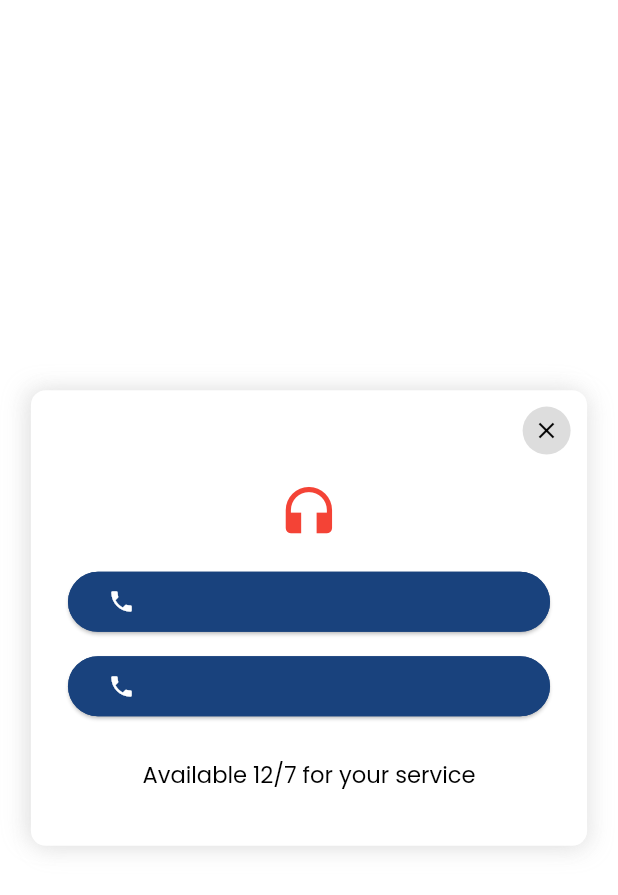
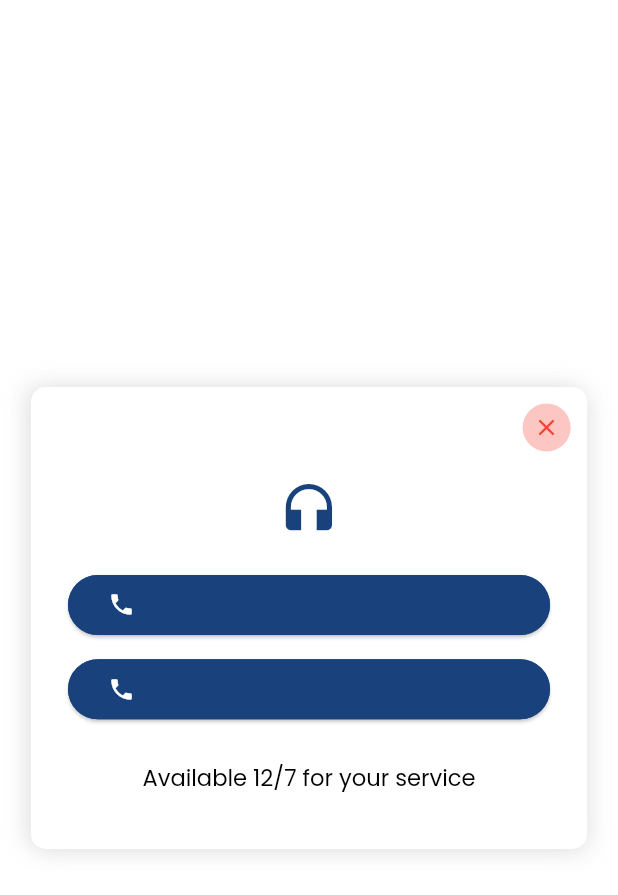
Before and after one commit to NaqashShabbir/legal-links, a Flutter app: the CallConfirmationDialog screen opened directly with empty values, on a phone screen of 412 x 824 dp. Shown: the top 895 px of the screen. Run offline on Flutter 3.47's test engine with Material 3 defaults, Android fonts, the phone set to English and light mode, and no system bars; our stand-ins replace bot_toast, cached_network_image, cloud_firestore, firebase_auth, firebase_core, firebase_storage and 14 more; missing offline and left inert: flutter_google_places_sdk, google_maps_flutter_platform_interface; accounts and stored records are empty.

```diff
--- a/lib/src/auth/view/lawyer_singup/signup_screen_two.dart
+++ b/lib/src/auth/view/lawyer_singup/signup_screen_two.dart
@@ -404,7 +404,7 @@ class _SignupScreenTwoOfLawyerState extends State<SignupScreenTwoOfLawyer> {
         status: vm.tempLawyerModel.status,
         yearOfExperience: vm.tempLawyerModel.yearOfExperience,
         gender: vm.tempLawyerModel.gender,
-        profileImages: vm.tempLawyerModel.profileImages ?? [],
+        // profileImages: vm.tempLawyerModel.profileImages ?? [],upload on 3
         // current page data
         specialist: [laywersSpe?.specialist ?? ""],
         qualifications: List.from(qualificationList),
--- a/lib/src/base/view/base_view.dart
+++ b/lib/src/base/view/base_view.dart
@@ -1,3 +1,5 @@
+// ignore_for_file: deprecated_member_use
+
 import 'package:flutter/material.dart';
 import 'package:get/get.dart';
 import 'package:legal_links_app/constants/global_functions.dart';
--- a/lib/utils/common-widgets/call_confirmation.dart
+++ b/lib/utils/common-widgets/call_confirmation.dart
@@ -8,8 +8,7 @@ import '../../../../../../../resources/resources.dart';
 
 class CallConfirmationDialog extends StatefulWidget {
   final String PhoneNumberOne, PhoneNumberTwo;
-  CallConfirmationDialog(
-      {super.key, required this.PhoneNumberOne, required this.PhoneNumberTwo});
+  CallConfirmationDialog({super.key, required this.PhoneNumberOne, required this.PhoneNumberTwo});
 
   @override
   State<CallConfirmationDialog> createState() => _CallConfirmationDialogState();
@@ -53,13 +52,13 @@ class _CallConfirmationDialogState extends State<CallConfirmationDialog> {
                   child: Container(
                     padding: const EdgeInsets.all(7),
                     decoration: BoxDecoration(
-                      color: R.colors.grey,
+                      color: R.colors.red.withOpacity(.3),
                       shape: BoxShape.circle,
                     ),
                     child: Icon(
                       Icons.clear,
                       size: 18,
-                      color: R.colors.black,
+                      color: R.colors.red,
                     ),
                   ),
                 ),
@@ -68,13 +67,14 @@ class _CallConfirmationDialogState extends State<CallConfirmationDialog> {
               Icon(
                 Icons.headphones,
                 size: 30.sp,
-                color: Colors.red,
+                color: R.colors.primary,
               ),
-              h2,
-              GestureDetector(
-                onTap: () async {
-                  debugPrint('click');
-
+              h2P5,
+              Container(
+                margin: EdgeInsets.symmetric(horizontal: 10.sp),
+                width: double.infinity,
+                child: NumberField(() async {
+                  debugPrint("03244533999");
                   final Uri url = Uri(
                     scheme: 'tel',
                     path: '03244533999',
@@ -82,30 +82,14 @@ class _CallConfirmationDialogState extends State<CallConfirmationDialog> {
                   if (await canLaunchUrl(url)) {
                     await launchUrl(url);
                   }
-                },
-                child: Container(
+                  debugPrint("03244533999");
+                }, widget.PhoneNumberOne),
+              ),
+              h1,
+              Container(
                   margin: EdgeInsets.symmetric(horizontal: 10.sp),
                   width: double.infinity,
-                  child: NumberField(() {}, widget.PhoneNumberOne),
-                ),
-              ),
-              h1,
-              GestureDetector(
-                onTap: () async {
-                  debugPrint('click');
-                  final Uri url = Uri(
-                    scheme: 'tel',
-                    path: '03244533999',
-                  );
-                  if (await canLaunchUrl(url)) {
-                    await launchUrl(url);
-                  }
-                },
-                child: Container(
-                    margin: EdgeInsets.symmetric(horizontal: 10.sp),
-                    width: double.infinity,
-                    child: NumberField(() {}, widget.PhoneNumberTwo)),
-              ),
+                  child: NumberField(() {}, widget.PhoneNumberTwo)),
               h3,
               Text(
                 'Available 12/7 for your service',
@@ -143,9 +127,7 @@ class _CallConfirmationDialogState extends State<CallConfirmationDialog> {
               child: Text(
                 text,
                 textAlign: TextAlign.center,
-                style: R.textStyles
-                    .poppinsMedium()
-                    .copyWith(color: R.colors.white),
+                style: R.textStyles.poppinsMedium().copyWith(color: R.colors.white),
               ),
             ),
           ],
```
Also changed, not shown: lib/src/auth/view/confirmation_dialog.dart (+17 -5 lines), lib/src/auth/view/lawyer_singup/signup_screen_one.dart (+14 -12 lines), lib/src/auth/view/lawyer_singup/signup_screen_three.dart (+14 -14 lines), lib/src/auth/view/signup_screen.dart (+24 -19 lines), lib/src/auth/vm/auth_vm.dart (+37 -29 lines), lib/src/base/view/pages/dashboard.dart/view/home_view.dart (+37 -37 lines), lib/src/base/view/pages/settings/view/profile_screen.dart (+14 -31 lines), lib/src/base/view/pages/settings/view/settings_view.dart (+9 -9 lines).
